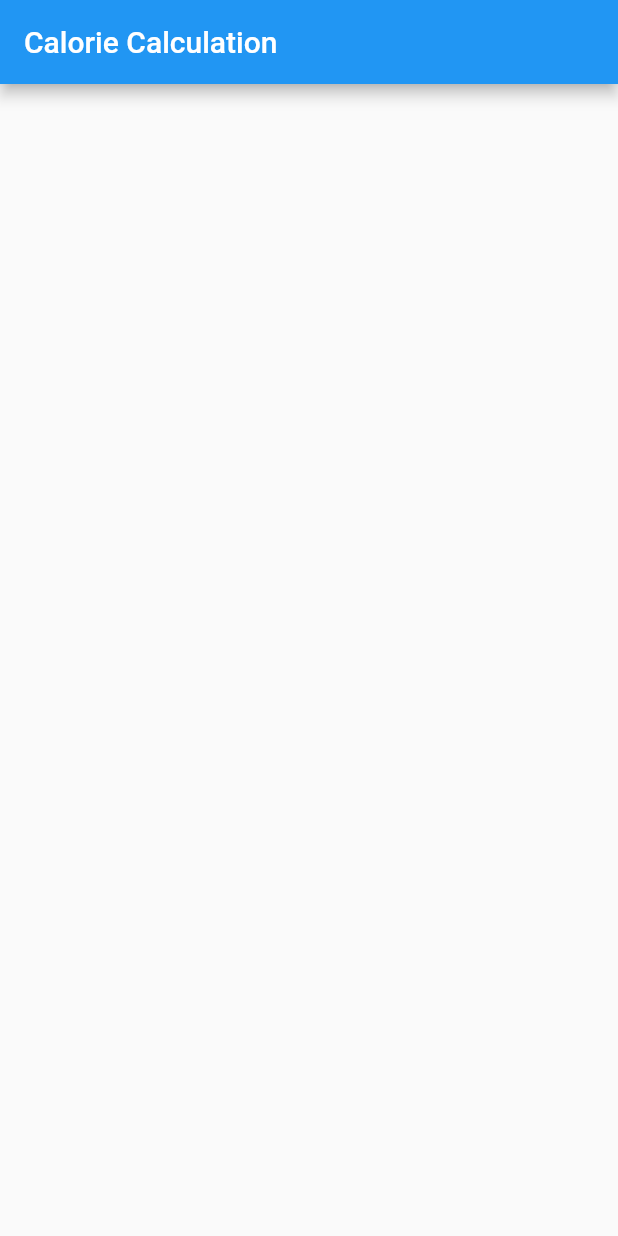
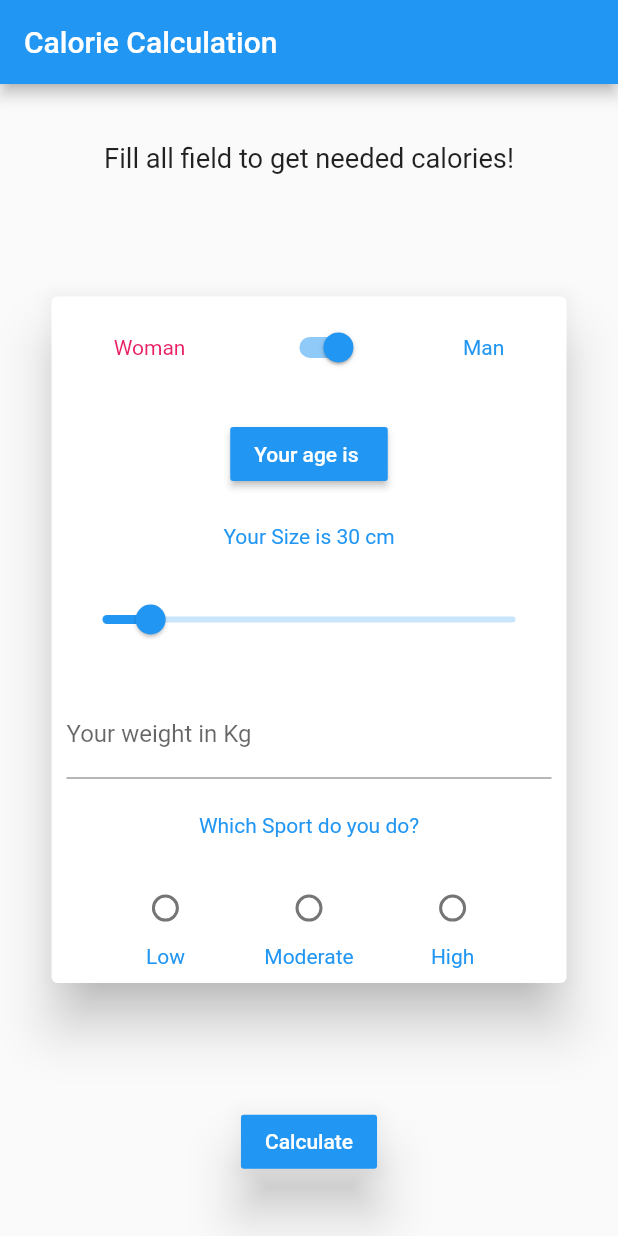
Before and after one commit to lyabs243/flutter-calorie-calcul, a Flutter app: the screen it shows after launch, on a phone screen of 412 x 824 dp. Run offline on Flutter 3.47's test engine with Material 2 defaults, Android fonts, the phone set to English and light mode, and no system bars.

Commit message:
init all components

```diff
--- a/lib/main.dart
+++ b/lib/main.dart
@@ -27,9 +27,22 @@ class MyHomePage extends StatefulWidget {
 
 class _MyHomePageState extends State<MyHomePage> {
 
+  bool genderMale = true;
+  int age;
+  int size=30;
+  int weight;
+
+  List<String> sportActivities = ['Low','Moderate','High'];
+  int sportActivitySelected;
+  DateTime birthDate;
+
   @override
   Widget build(BuildContext context) {
-    return Scaffold(
+    return new GestureDetector(
+      onTap: (){
+        FocusScope.of(context).requestFocus(new FocusNode());
+      },
+      child: new Scaffold(
         appBar: AppBar(
           title: Text(
             widget.title,
@@ -38,8 +51,160 @@ class _MyHomePageState extends State<MyHomePage> {
         ),
         body: Center(
           child: Column(
+            mainAxisAlignment: MainAxisAlignment.spaceAround,
+            children: <Widget>[
+              new Text(
+                'Fill all field to get needed calories!',
+                textScaleFactor: 1.3,
+              ),
+              new Card(
+                elevation: 15.0,
+                child: new Container(
+                  width: MediaQuery.of(context).size.width / 1.2,
+                  height: MediaQuery.of(context).size.height / 1.8,
+                  padding: EdgeInsets.all(10.0),
+                  child: new Column(
+                    mainAxisAlignment: MainAxisAlignment.spaceBetween,
+                    children: <Widget>[
+                      new Row(
+                        children: <Widget>[
+                          new Text(
+                            'Woman',
+                            style: new TextStyle(
+                              color: Colors.pink,
+                            ),
+                          ),
+                          new Switch(
+                            value: genderMale,
+                            onChanged: (bool gender){
+                              setState(() {
+                                genderMale = gender;
+                              });
+                            },
+                          ),
+                          new Text(
+                            'Man',
+                            style: new TextStyle(
+                              color: Colors.blue,
+                            ),
+                          ),
+                        ],
+                        mainAxisAlignment: MainAxisAlignment.spaceAround,
+                      ),
+                      new RaisedButton(
+                        onPressed: (){
+                          showDate();
+                        },
+                        child: new Text(
+                            'Your age is ${age?? ''}'
+                        ),
+                        color: Theme.of(context).primaryColor,
+                        textColor: Colors.white,
+                      ),
+                      new Text(
+                        'Your Size is ${size?? ''} cm',
+                        style: new TextStyle(
+                          color: Theme.of(context).primaryColor,
+                        ),
+                      ),
+                      new Slider(
+                        value: size.toDouble(),
+                        min: 1.0,
+                        max: 250.0,
+                        onChanged: (double _size){
+                          setState(() {
+                            size = _size.floor();
+                          });
+                        },
+                      ),
+                      new TextField(
+                        keyboardType: TextInputType.number,
+                        onChanged: (String text){
+                          setState(() {
+                            weight = int.parse(text);
+                          });
+                        },
+                        onSubmitted: (String text){
+                          setState(() {
+                            weight = int.parse(text);
+                          });
+                        },
+                        decoration: new InputDecoration(
+                          labelText: 'Your weight in Kg',
+                        ),
+                      ),
+                      new Text(
+                        'Which Sport do you do?',
+                        style: new TextStyle(
+                          color: Theme.of(context).primaryColor,
+                        ),
+                      ),
+                      new Row(
+                        children: getSportActivities(),
+                        mainAxisAlignment: MainAxisAlignment.spaceEvenly,
+                      ),
+                    ],
+                  ),
+                ),
+              ),
+              new RaisedButton(
+                onPressed: (){
+
+                },
+                child: new Text(
+                    'Calculate'
+                ),
+                elevation: 15.0,
+                color: Theme.of(context).primaryColor,
+                textColor: Colors.white,
+              ),
+            ],
+          ),
         ),
       ),
     );
   }
+
+  Future showDate() async{
+    DateTime choice = await showDatePicker(
+      context: context,
+      initialDatePickerMode: DatePickerMode.year,
+      initialDate: new DateTime.now(),
+      firstDate: new DateTime(1920),
+      lastDate: new DateTime(2020),
+    );
+
+    setState(() {
+      birthDate = choice;
+    });
   }
+
+  List<Widget> getSportActivities(){
+    List<Widget> l = [];
+    for(int i=0;i<sportActivities.length;i++){
+      Column column = new Column(
+        children: <Widget>[
+          new Radio(
+            value: i,
+            groupValue: sportActivitySelected,
+            onChanged: (int value){
+              setState(() {
+                sportActivitySelected = value;
+              });
+            },
+          ),
+          new Text(
+            sportActivities[i],
+            style: new TextStyle(
+              color: Theme.of(context).primaryColor,
+            ),
+          ),
+        ],
+        mainAxisAlignment: MainAxisAlignment.center,
+      );
+
+      l.add(column);
+    }
+    return l;
+  }
+}
```
Lines whose indentation alone changed are shown as unchanged.
